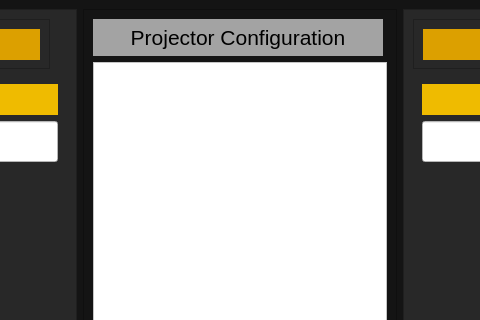
The window that GUI/ProjectorConfigurationWindow.ui (K3N-TR4N/Project-Edge-Blending) describes before a commit, drawn with Qt 5; both pictures show x 256 to 736 and y 0 to 320 of the 992 by 793 pixel window.
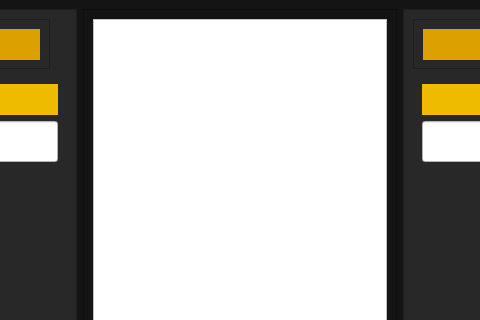
The same window after the commit.

Commit message: spelling error, removed projector config label

The edit to the form file:
```diff
--- a/GUI/ProjectorConfigurationWindow.ui
+++ b/GUI/ProjectorConfigurationWindow.ui
@@ -51,34 +51,6 @@
        <enum>QFrame::Raised</enum>
       </property>
       <layout class="QVBoxLayout" name="verticalLayout_2">
-       <item>
-        <widget class="QLabel" name="label_5">
-         <property name="minimumSize">
-          <size>
-           <width>290</width>
-           <height>37</height>
-          </size>
-         </property>
-         <property name="maximumSize">
-          <size>
-           <width>290</width>
-           <height>37</height>
-          </size>
-         </property>
-         <property name="font">
-          <font>
-           <family>Leelawadee UI</family>
-           <pointsize>16</pointsize>
-          </font>
-         </property>
-         <property name="styleSheet">
-          <string notr="true">background-color: rgb(163, 163, 163);</string>
-         </property>
-         <property name="text">
-          <string>&lt;html&gt;&lt;head/&gt;&lt;body&gt;&lt;p align=&quot;center&quot;&gt;Projector Configuration&lt;/p&gt;&lt;/body&gt;&lt;/html&gt;</string>
-         </property>
-        </widget>
-       </item>
        <item>
         <widget class="QListWidget" name="Client_list">
          <property name="minimumSize">
```
The commit also changes 3 other files.
